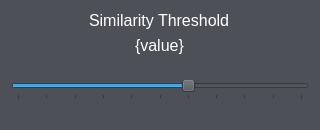
Old version of the form plagdef/gui/ui/settings_dialog.ui in the repository devWhyqueue/plagdef.
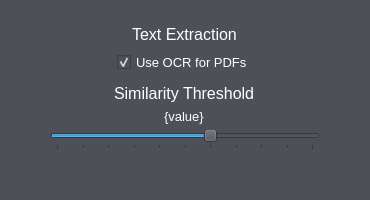
New version of the form. Icons and pictures are not drawn.

What changed in the file:
```diff
--- a/plagdef/gui/ui/settings_dialog.ui
+++ b/plagdef/gui/ui/settings_dialog.ui
@@ -6,20 +6,20 @@
             <rect>
                 <x>0</x>
                 <y>0</y>
-                <width>320</width>
-                <height>130</height>
+                <width>370</width>
+                <height>200</height>
             </rect>
         </property>
         <property name="minimumSize">
             <size>
-                <width>320</width>
-                <height>130</height>
+                <width>370</width>
+                <height>200</height>
             </size>
         </property>
         <property name="maximumSize">
             <size>
-                <width>320</width>
-                <height>130</height>
+                <width>370</width>
+                <height>200</height>
             </size>
         </property>
         <property name="windowTitle">
@@ -34,8 +34,87 @@
             <string notr="true">background-color: rgb(77, 80, 87);</string>
         </property>
         <layout class="QVBoxLayout" name="verticalLayout">
+            <property name="leftMargin">
+                <number>50</number>
+            </property>
+            <property name="topMargin">
+                <number>25</number>
+            </property>
+            <property name="rightMargin">
+                <number>50</number>
+            </property>
             <item alignment="Qt::AlignHCenter">
-                <widget class="QLabel" name="heading_label">
+                <widget class="QLabel" name="extraction_heading_label">
+                    <property name="styleSheet">
+                        <string notr="true">color: rgb(255, 255, 255);
+                            font-size: 12pt;
+                        </string>
+                    </property>
+                    <property name="text">
+                        <string>Text Extraction</string>
+                    </property>
+                </widget>
+            </item>
+            <item>
+                <spacer name="ex_cb_spacer">
+                    <property name="orientation">
+                        <enum>Qt::Vertical</enum>
+                    </property>
+                    <property name="sizeType">
+                        <enum>QSizePolicy::Fixed</enum>
+                    </property>
+                    <property name="sizeHint" stdset="0">
+                        <size>
+                            <width>20</width>
+                            <height>2</height>
+                        </size>
+                    </property>
+                </spacer>
+            </item>
+            <item alignment="Qt::AlignHCenter">
+                <widget class="QCheckBox" name="ocr_check_box">
+                    <property name="font">
+                        <font>
+                            <pointsize>10</pointsize>
+                        </font>
+                    </property>
+                    <property name="toolTip">
+                        <string>Enable OCR for PDFs with poor text layers.
+                            May improve text extraction but significantly reduces performance.
+                        </string>
+                    </property>
+                    <property name="styleSheet">
+                        <string notr="true">QCheckBox {
+                            color: rgb(255, 255, 255);
+                            }
+                        </string>
+                    </property>
+                    <property name="text">
+                        <string>Use OCR for PDFs</string>
+                    </property>
+                    <property name="checked">
+                        <bool>true</bool>
+                    </property>
+                </widget>
+            </item>
+            <item>
+                <spacer name="ex_th_spacer">
+                    <property name="orientation">
+                        <enum>Qt::Vertical</enum>
+                    </property>
+                    <property name="sizeType">
+                        <enum>QSizePolicy::Fixed</enum>
+                    </property>
+                    <property name="sizeHint" stdset="0">
+                        <size>
+                            <width>2</width>
+                            <height>5</height>
+                        </size>
+                    </property>
+                </spacer>
+            </item>
+            <item alignment="Qt::AlignHCenter">
+                <widget class="QLabel" name="th_heading_label">
                     <property name="styleSheet">
                         <string notr="true">color: rgb(255, 255, 255);
                             font-size: 12pt;
@@ -48,9 +127,13 @@
             </item>
             <item alignment="Qt::AlignHCenter">
                 <widget class="QLabel" name="value_label">
+                    <property name="font">
+                        <font>
+                            <pointsize>10</pointsize>
+                        </font>
+                    </property>
                     <property name="styleSheet">
                         <string notr="true">color: rgb(255, 255, 255);
-                            font-size: 12pt;
                         </string>
                     </property>
                     <property name="text">
@@ -58,19 +141,6 @@
                     </property>
                 </widget>
             </item>
-            <item>
-                <spacer name="label_slider_spacer">
-                    <property name="orientation">
-                        <enum>Qt::Vertical</enum>
-                    </property>
-                    <property name="sizeHint" stdset="0">
-                        <size>
-                            <width>20</width>
-                            <height>40</height>
-                        </size>
-                    </property>
-                </spacer>
-            </item>
             <item>
                 <widget class="QSlider" name="sim_slider">
                     <property name="maximum">
```
